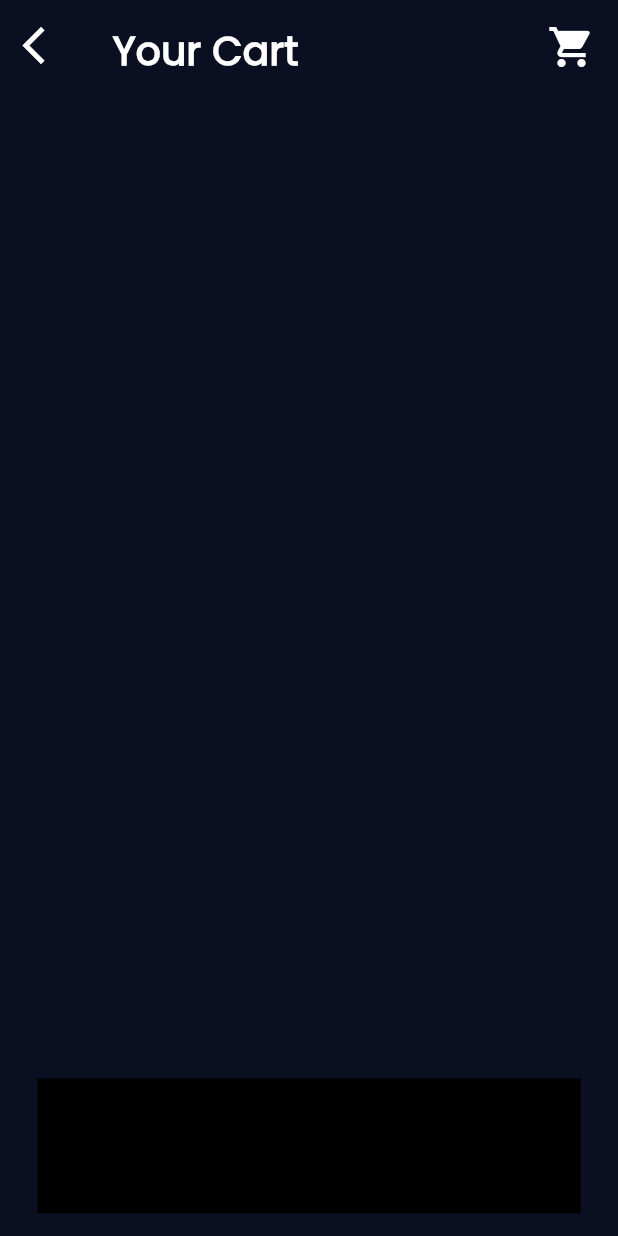
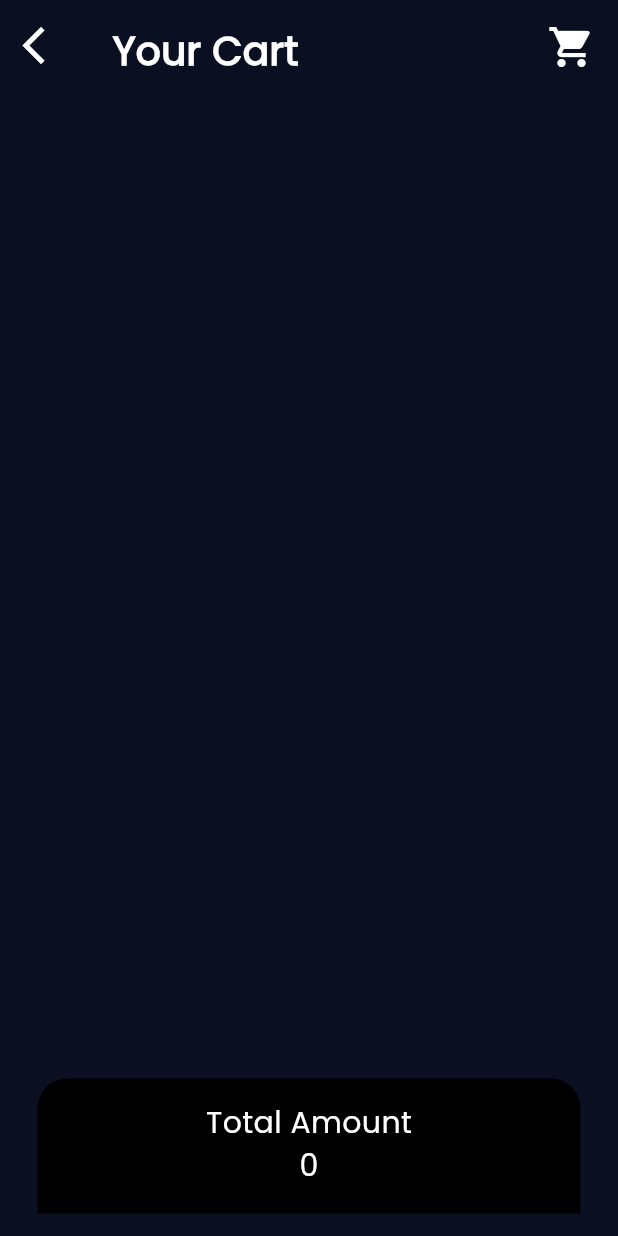
Before and after one commit to AnkitUmredkar/e_commerce_exam_app, a Flutter app: the screen it shows after launch, after a tap on the "shopping cart" icon, on a phone screen of 412 x 824 dp. Run offline on Flutter 3.47's test engine with Material 3 defaults, Android fonts, the phone set to English and light mode, and no system bars.

Commit message:
26/4/2024

```diff
--- a/lib/Screens/cart_page.dart
+++ b/lib/Screens/cart_page.dart
@@ -1,7 +1,6 @@
 import 'package:e_commerce_exam_app/utils/color.dart';
 import 'package:flutter/cupertino.dart';
 import 'package:flutter/material.dart';
-import 'package:flutter/widgets.dart';
 
 import '../utils/color.dart';
 import '../utils/global.dart';
@@ -20,7 +19,7 @@ class _CartPageState extends State<CartPage> {
       child: Scaffold(
         backgroundColor: bgColor,
         body: Padding(
-          padding: EdgeInsets.all(15),
+          padding: const EdgeInsets.all(15),
           child: Column(
             children: [
               Row(
@@ -50,24 +49,47 @@ class _CartPageState extends State<CartPage> {
                     Icons.shopping_cart,
                     color: Colors.white,
                     size: 32,
-                  )
+                  ),
                 ],
               ),
               const SizedBox(
                 height: 30,
               ),
-              SingleChildScrollView(
-                child: Column(
-                    children: List.generate(
-                        CartList.length, (index) => CartProduct(index))),
+              Expanded(
+                child: SingleChildScrollView(
+                  child: Column(
+                      children: List.generate(
+                          CartList.length, (index) => CartProduct(index))),
+                ),
               ),
-              const Spacer(),
               Container(
-                margin: EdgeInsets.only(left: 10,right: 10),
+                margin: const EdgeInsets.only(left: 10, right: 10),
+                padding: const EdgeInsets.all(15),
                 height: 90,
                 width: double.infinity,
-                decoration: BoxDecoration(
-                  color: Colors.black
+                decoration: const BoxDecoration(
+                    color: Colors.black,
+                    borderRadius: BorderRadius.only(
+                      topLeft: Radius.circular(20),
+                      topRight: Radius.circular(20),
+                    )),
+                child: Column(
+                  children: [
+                    const Text(
+                      'Total Amount',
+                      style: TextStyle(
+                          color: Colors.white,
+                          fontFamily: 'Poppins',
+                          fontSize: 20),
+                    ),
+                    Text(
+                      '$Amount',
+                      style: const TextStyle(
+                          color: Colors.white,
+                          fontFamily: 'Poppins',
+                          fontSize: 20),
+                    )
+                  ],
                 ),
               ),
             ],
@@ -89,7 +111,7 @@ class _CartPageState extends State<CartPage> {
             height: double.infinity,
             width: 140,
             decoration: BoxDecoration(color: greyColor),
-            child: Image.asset(productList[index]['img']),
+            child: Image.asset(CartList[index]['img']),
           ),
           const SizedBox(
             width: 5,
@@ -98,7 +120,7 @@ class _CartPageState extends State<CartPage> {
             crossAxisAlignment: CrossAxisAlignment.start,
             children: [
               Text(
-                productList[index]['name'],
+                CartList[index]['name'],
                 style: const TextStyle(
                     color: Colors.white,
                     fontFamily: 'Poppins',
@@ -107,7 +129,7 @@ class _CartPageState extends State<CartPage> {
               ),
               const SizedBox(height: 10),
               Text(
-                '${productList[index]['prise']}/-',
+                '${CartList[index]['prise']}/-',
                 style: const TextStyle(
                     color: Colors.white,
                     fontFamily: 'Poppins',
@@ -131,7 +153,8 @@ class _CartPageState extends State<CartPage> {
                           setState(() {
                             if (count[index] > 1) {
                               count[index]--;
-                              Amount = (Amount - CartList[0]['prise']).toInt();
+                              Amount =
+                                  (Amount - CartList[index]['prise']).toInt();
                             }
                           });
                         },
@@ -147,7 +170,8 @@ class _CartPageState extends State<CartPage> {
                         onTap: () {
                           setState(() {
                             count[index]++;
-                            Amount = (Amount + CartList[0]['prise']).toInt();
+                            Amount =
+                                (Amount + CartList[index]['prise']).toInt();
                           });
                         },
                         child: const Icon(
--- a/lib/Screens/home_page.dart
+++ b/lib/Screens/home_page.dart
@@ -76,11 +76,15 @@ class _HomePageState extends State<HomePage> {
                       fontWeight: FontWeight.bold),
                 ),
                 Wrap(
-                  children: List.generate(productList.length, (index) => GestureDetector(onTap: (){
-                    SelectedIndex = index;
-                    Navigator.of(context).pushNamed('/ProductPage');
-                  },child: productData(width,index)),)
-                ),
+                    children: List.generate(
+                  productList.length,
+                  (index) => GestureDetector(
+                      onTap: () {
+                        SelectedIndex = index;
+                        Navigator.of(context).pushNamed('/ProductPage');
+                      },
+                      child: productData(width, index)),
+                )),
               ],
             ),
           ),
@@ -89,21 +93,23 @@ class _HomePageState extends State<HomePage> {
     );
   }
 
-  Container productData(double width,index) {
+  Container productData(double width, index) {
     return Container(
       width: width / 2.4,
       height: 300,
-      margin: const EdgeInsets.only(top: 20,left: 8,right:8,bottom: 5),
+      margin: const EdgeInsets.only(top: 20, left: 8, right: 8, bottom: 5),
       child: Column(
         crossAxisAlignment: CrossAxisAlignment.start,
         children: [
           Container(
-            padding: EdgeInsets.all(10),
+            padding: const EdgeInsets.all(10),
             height: 200,
             decoration: const BoxDecoration(color: Color(0xFF161D2F)),
             child: Image.asset(productList[index]['img']),
           ),
-          const SizedBox(height: 5,),
+          const SizedBox(
+            height: 5,
+          ),
           Text(
             productList[index]['name'],
             style: const TextStyle(
@@ -249,7 +255,7 @@ class _HomePageState extends State<HomePage> {
               width: 45,
               alignment: Alignment.center,
               child: GestureDetector(
-                onTap: (){
+                onTap: () {
                   Navigator.of(context).pushNamed('/CartPage');
                 },
                 child: const Icon(
@@ -268,9 +274,9 @@ class _HomePageState extends State<HomePage> {
                 alignment: Alignment.center,
                 decoration: const BoxDecoration(
                     color: Colors.red, shape: BoxShape.circle),
-                child: const Text(
-                  '0',
-                  style: TextStyle(color: Colors.white),
+                child: Text(
+                  '${CartList.length}',
+                  style: const TextStyle(color: Colors.white),
                 ),
               ),
             )
```
